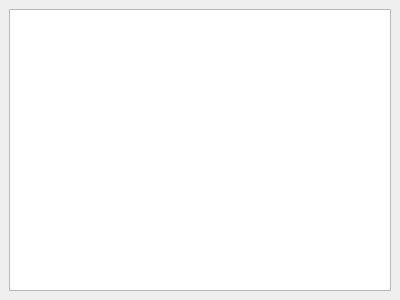
Before: the Qt Designer form src/gui/dock_widgets/contacts.ui in marcbowes/mxitc, drawn with Qt 5.
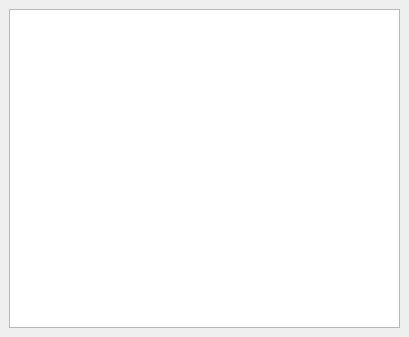
After: the same form once the commit is applied.

```diff
--- a/src/gui/dock_widgets/contacts.ui
+++ b/src/gui/dock_widgets/contacts.ui
@@ -1,12 +1,12 @@
 <ui version="4.0" >
  <class>ContactsDockWidget</class>
- <widget class="QDockWidget" name="ContactsDockWidget" >
-  <property name="geometry" >
+ <widget class="QDockWidget" name="ContactsDockWidget">
+  <property name="geometry">
    <rect>
     <x>0</x>
     <y>0</y>
-    <width>400</width>
-    <height>300</height>
+    <width>409</width>
+    <height>337</height>
    </rect>
   </property>
   <property name="contextMenuPolicy" >
```
Left out of the diff: 24 changed lines with no effect on the pictures.
